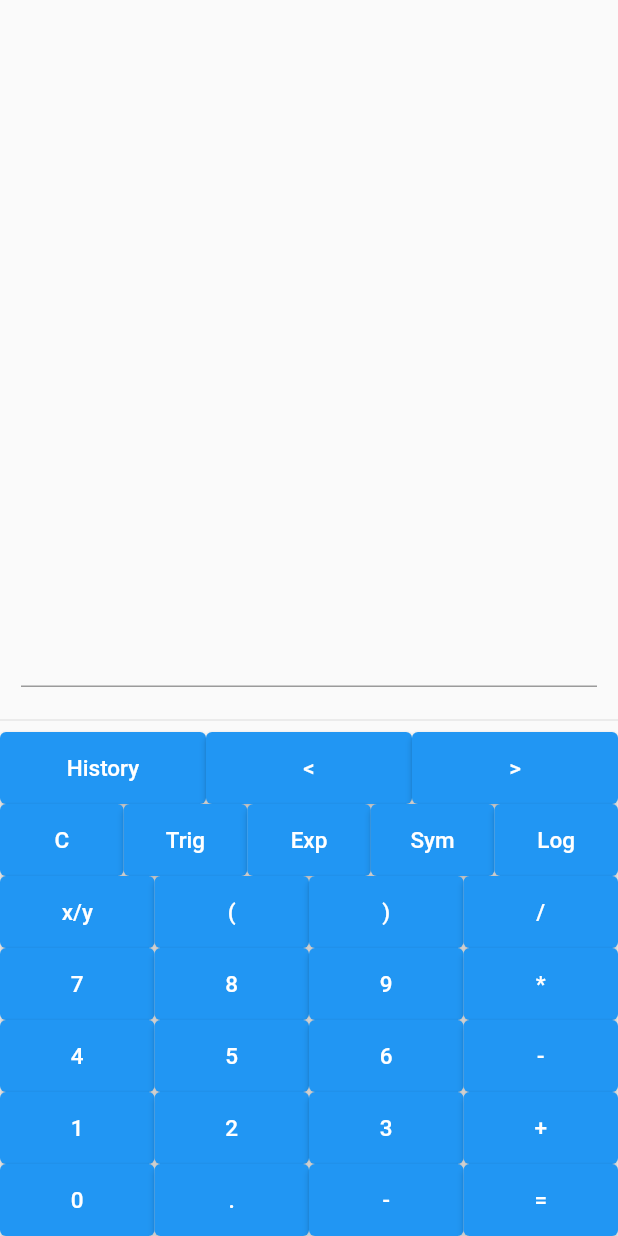
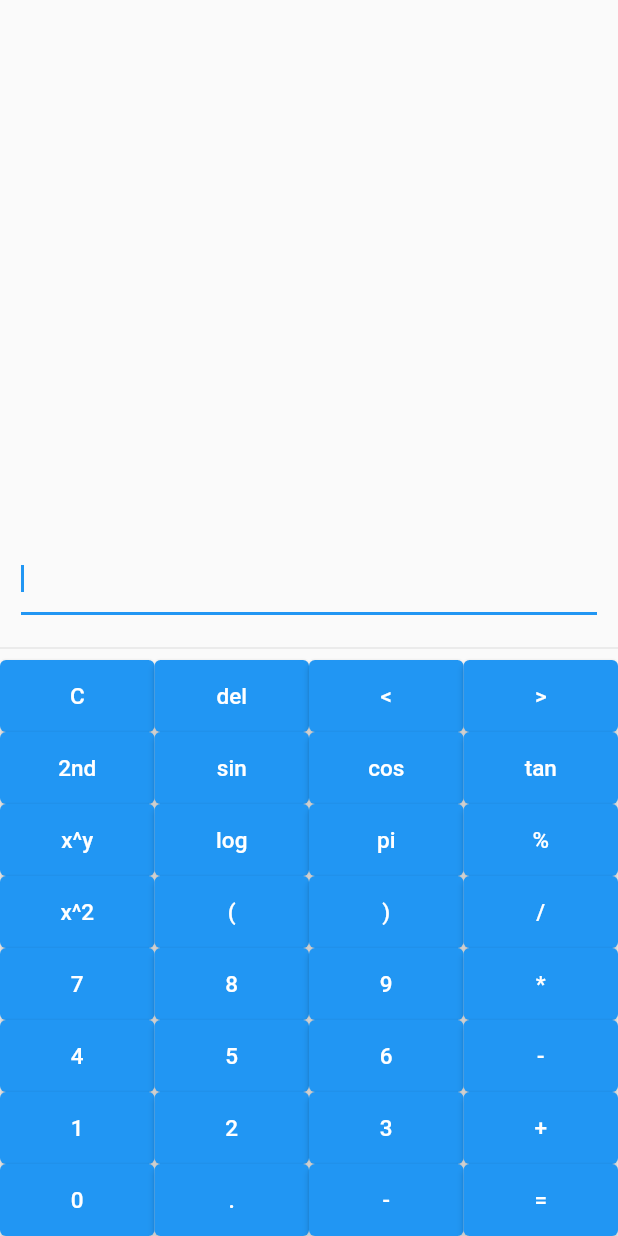
Before and after one commit to djsevy/BetterCalc, a Flutter app: the screen it shows after launch, on a phone screen of 412 x 824 dp. Run offline on Flutter 3.47's test engine with Material 2 defaults, Android fonts, the phone set to English and light mode, and no system bars.

Commit message:
cursor changes

```diff
--- a/better_calc/lib/main.dart
+++ b/better_calc/lib/main.dart
@@ -1,12 +1,10 @@
 import 'package:flutter/material.dart';
 
 void main() {
-  runApp(BetterCalc());
+  runApp(CalculatorApp());
 }
 
-class BetterCalc extends StatelessWidget {
-  const BetterCalc({super.key});
-
+class CalculatorApp extends StatelessWidget {
   @override
   Widget build(BuildContext context) {
     return MaterialApp(
@@ -20,38 +18,24 @@ class BetterCalc extends StatelessWidget {
 }
 
 class CalculatorScreen extends StatefulWidget {
-  const CalculatorScreen({super.key});
-
   @override
-  // ignore: library_private_types_in_public_api
   _CalculatorScreenState createState() => _CalculatorScreenState();
 }
 
 class _CalculatorScreenState extends State<CalculatorScreen> {
-  final TextEditingController _controller =
-      TextEditingController(); // New controller
+  TextEditingController _controller = TextEditingController(); // New controller
   int cursorIndex = 0; // Track the cursor index
-
-  bool _showTrigButtons = false;
-  bool _showExpButtons = false;
-  bool _showSymButtons = false;
-  bool _showLogButtons = false;
 
   @override
   void initState() {
     super.initState();
-    WidgetsBinding.instance.addPostFrameCallback((_) {
+    WidgetsBinding.instance?.addPostFrameCallback((_) {
       // Simulate a tap after the app is opened
-      _simulateTap();
     });
   }
 
-  void _simulateTap() {
-    if (_controller.text.isNotEmpty) {
-      final newPosition =
-          TextSelection.collapsed(offset: _controller.text.length);
-      _controller.selection = newPosition;
-    }
+  void _adjustCursor() {
+    cursorIndex = _controller.selection.base.offset;
   }
 
   void _buttonPressed(String buttonText) {
@@ -63,14 +47,6 @@ class _CalculatorScreenState extends State<CalculatorScreen> {
         // Clear the output
         _controller.clear();
         cursorIndex = 0; // Reset cursor index
-      } else if (buttonText == 'Trig') {
-        _showTrigButtons = !_showTrigButtons;
-      } else if (buttonText == 'Exp') {
-        _showExpButtons = !_showExpButtons;
-      } else if (buttonText == 'Sym') {
-        _showSymButtons = !_showSymButtons;
-      } else if (buttonText == 'Log') {
-        _showLogButtons = !_showLogButtons;
       } else if (buttonText == '<') {
         // Move cursor to the left
         if (cursorIndex > 0) cursorIndex--;
@@ -165,8 +141,9 @@ class _CalculatorScreenState extends State<CalculatorScreen> {
               padding: EdgeInsets.all(14.0),
               alignment: Alignment.bottomRight,
               child: GestureDetector(
-                onTap: _simulateTap,
                 child: TextField(
+                  onTap: _adjustCursor,
+                  autofocus: true,
                   showCursor: true,
                   controller: _controller, // Use TextEditingController
                   style: const TextStyle(
@@ -181,32 +158,34 @@ class _CalculatorScreenState extends State<CalculatorScreen> {
             children: [
               Row(
                 children: [
-                  _buildButton("History"),
-                  _buildButton('<'), // Add button to move cursor to the left
-                  _buildButton('>'), // Add button to move cursor to the right
+                  _buildButton('C'),
+                  _buildButton('del'),
+                  _buildButton('<'),
+                  _buildButton('>'),
                 ],
               ),
               Row(
                 children: [
-                  _buildButton('C'),
-                  _buildToggleButton('Trig', _showTrigButtons),
-                  _buildToggleButton('Exp', _showExpButtons),
-                  _buildToggleButton('Sym', _showSymButtons),
-                  _buildToggleButton('Log', _showLogButtons),
+                  _buildButton('2nd'),
+                  _buildButton('sin'),
+                  _buildButton('cos'),
+                  _buildButton('tan'),
                 ],
               ),
-              if (_showTrigButtons)
-                _buildToggledButtonsRow(['sin', 'cos', 'tan']),
-              if (_showExpButtons) _buildToggledButtonsRow(['exp', 'pow']),
-              if (_showSymButtons) _buildToggledButtonsRow(['√', '^2']),
-              if (_showLogButtons)
-                _buildToggledButtonsRow(['log', 'ln', 'log10']),
               Row(
                 children: [
-                  _buildButton('x/y'),
+                  _buildButton('x^y'),
+                  _buildButton('log'),
+                  _buildButton('pi'),
+                  _buildButton('%'),
+                ],
+              ),
+              Row(
+                children: [
+                  _buildButton('x^2'),
                   _buildButton('('),
                   _buildButton(')'),
-                  _buildButton('/'),
+                  _buildButton('/')
                 ],
               ),
               Row(
```
